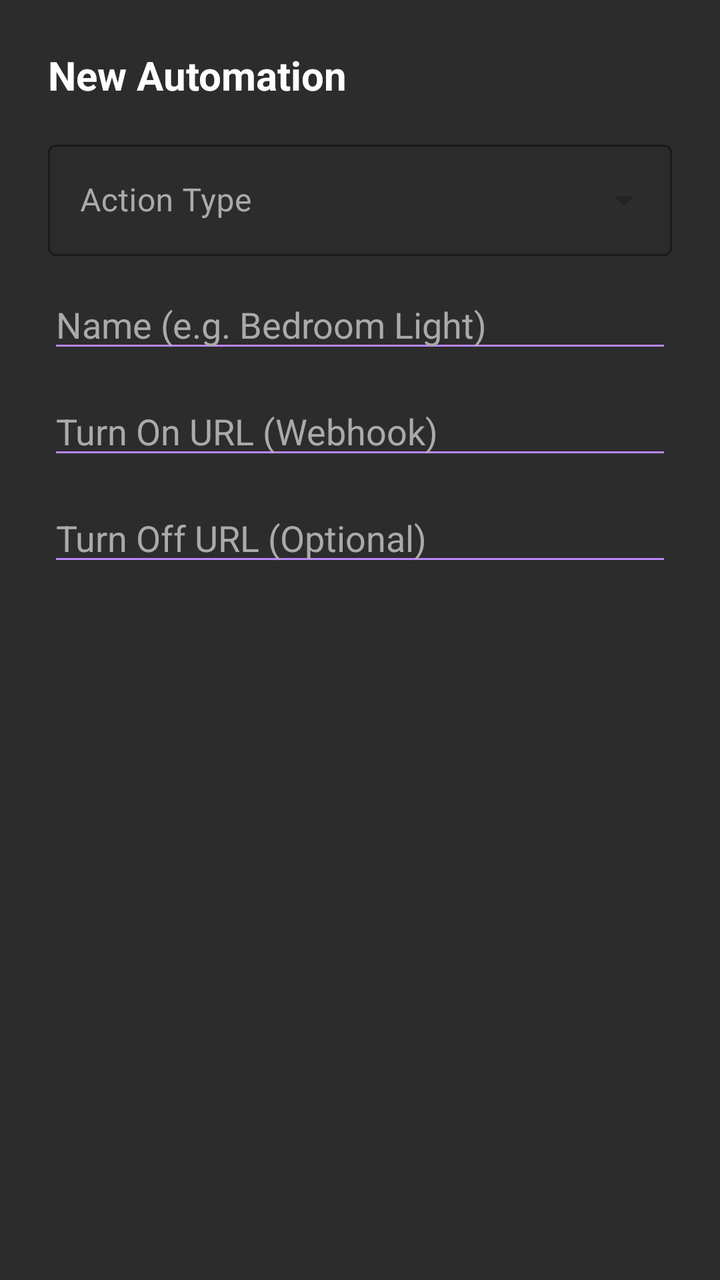
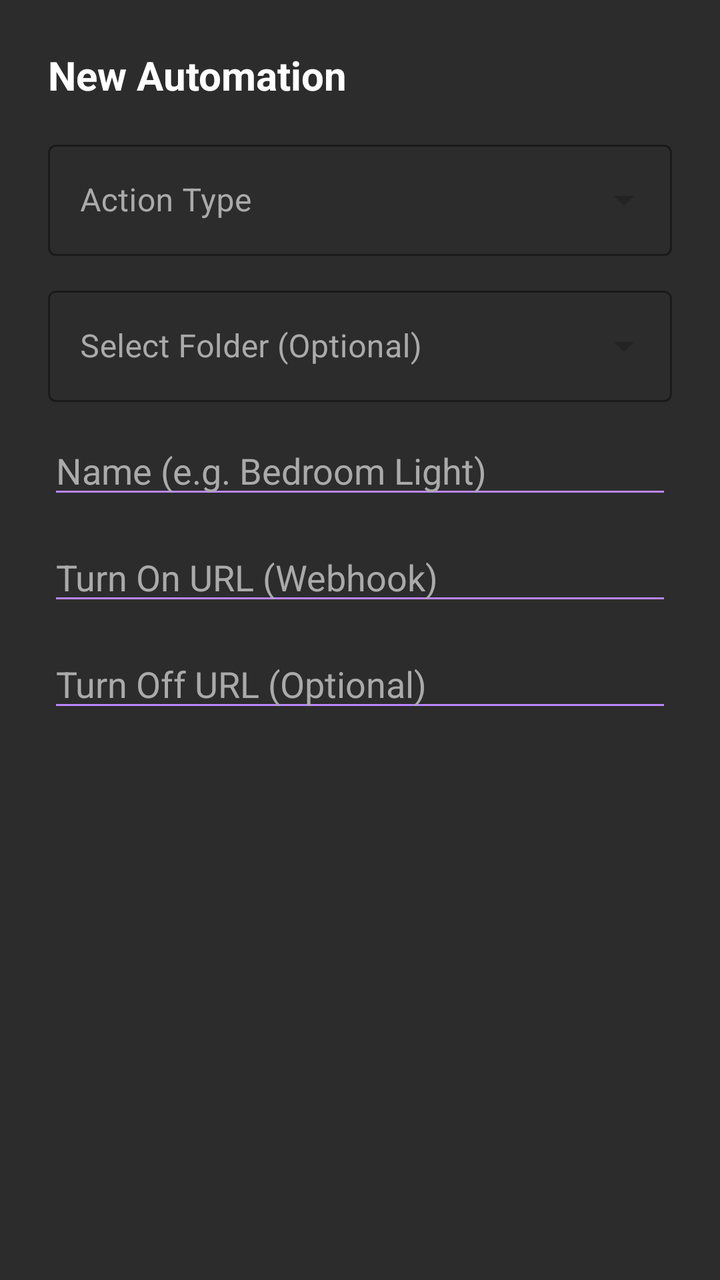

Screens rendered from an Android XML layout before and after an edit, with the pre-edit source and the edit as a unified diff.
<!-- AndroidManifest.xml: application theme Theme.BandLightConnect -->
<!-- res/layout/dialog_new_automation.xml -->
<?xml version="1.0" encoding="utf-8"?>
<LinearLayout
    xmlns:android="http://schemas.android.com/apk/res/android"
    xmlns:app="http://schemas.android.com/apk/res-auto"
    android:layout_width="match_parent"
    android:layout_height="wrap_content"
    android:background="#2C2C2C"
    android:orientation="vertical"
    android:padding="24dp">

    <TextView
        android:id="@+id/textDialogTitle"
        android:layout_width="match_parent"
        android:layout_height="wrap_content"
        android:layout_marginBottom="16dp"
        android:text="New Automation"
        android:textColor="#FFFFFF"
        android:textSize="20sp"
        android:textStyle="bold" />

    
    <com.google.android.material.textfield.TextInputLayout
        style="@style/Widget.MaterialComponents.TextInputLayout.OutlinedBox.ExposedDropdownMenu"
        android:layout_width="match_parent"
        android:layout_height="wrap_content"
        android:layout_marginBottom="12dp"
        app:boxStrokeColor="#BB86FC"
        android:hint="Action Type"
        android:textColorHint="#AAAAAA">

        <AutoCompleteTextView
            android:id="@+id/dropdownAction"
            android:layout_width="match_parent"
            android:layout_height="wrap_content"
            android:inputType="none"
            android:textColor="#FFFFFF" />
    </com.google.android.material.textfield.TextInputLayout>

    <EditText
        android:id="@+id/editName"
        android:layout_width="match_parent"
        android:layout_height="wrap_content"
        android:layout_marginBottom="12dp"
        android:backgroundTint="#BB86FC"
        android:hint="Name (e.g. Bedroom Light)"
        android:textColor="#FFFFFF"
        android:textColorHint="#AAAAAA" />

    
    <LinearLayout
        android:id="@+id/layoutUrls"
        android:layout_width="match_parent"
        android:layout_height="wrap_content"
        android:orientation="vertical">

        <EditText
            android:id="@+id/editUrlTurnOn"
            android:layout_width="match_parent"
            android:layout_height="wrap_content"
            android:layout_marginBottom="12dp"
            android:backgroundTint="#BB86FC"
            android:hint="Turn On URL (Webhook)"
            android:inputType="textUri"
            android:textColor="#FFFFFF"
            android:textColorHint="#AAAAAA" />

        <EditText
            android:id="@+id/editUrlTurnOff"
            android:layout_width="match_parent"
            android:layout_height="wrap_content"
            android:backgroundTint="#BB86FC"
            android:hint="Turn Off URL (Optional)"
            android:inputType="textUri"
            android:textColor="#FFFFFF"
            android:textColorHint="#AAAAAA" />
    </LinearLayout>
</LinearLayout>
<!-- resources referenced by this layout -->
<resources>
  <style name="Theme.BandLightConnect" parent="Base.Theme.BandLightConnect" />
  <style name="Base.Theme.BandLightConnect" parent="Theme.Material3.DayNight.NoActionBar">
          
          
      </style>
</resources>

<!-- the commit's change to res/layout/dialog_new_automation.xml (unified diff, before → after) -->
@@ -36,6 +36,24 @@
             android:textColor="#FFFFFF" />
     </com.google.android.material.textfield.TextInputLayout>
 
+    
+    <com.google.android.material.textfield.TextInputLayout
+        style="@style/Widget.MaterialComponents.TextInputLayout.OutlinedBox.ExposedDropdownMenu"
+        android:layout_width="match_parent"
+        android:layout_height="wrap_content"
+        android:layout_marginBottom="12dp"
+        app:boxStrokeColor="#BB86FC"
+        android:hint="Select Folder (Optional)"
+        android:textColorHint="#AAAAAA">
+
+        <AutoCompleteTextView
+            android:id="@+id/dropdownFolder"
+            android:layout_width="match_parent"
+            android:layout_height="wrap_content"
+            android:inputType="none"
+            android:textColor="#FFFFFF" />
+    </com.google.android.material.textfield.TextInputLayout>
+
     <EditText
         android:id="@+id/editName"
         android:layout_width="match_parent"
@@ -46,7 +64,6 @@
         android:textColor="#FFFFFF"
         android:textColorHint="#AAAAAA" />
 
-    
     <LinearLayout
         android:id="@+id/layoutUrls"
         android:layout_width="match_parent"
